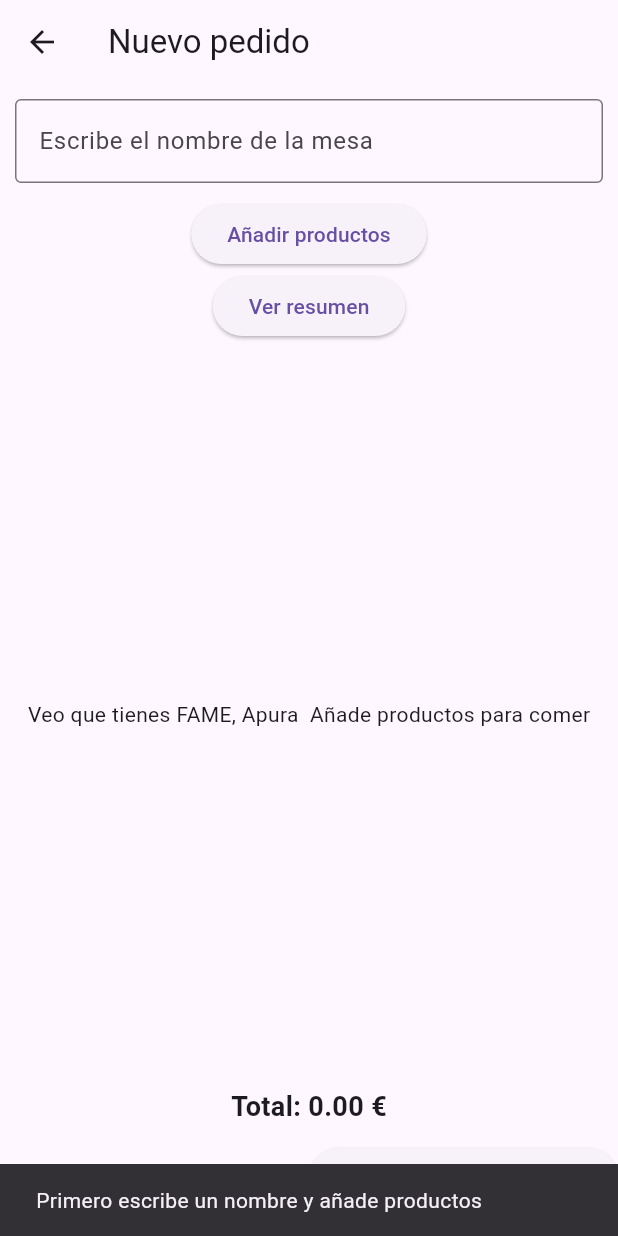
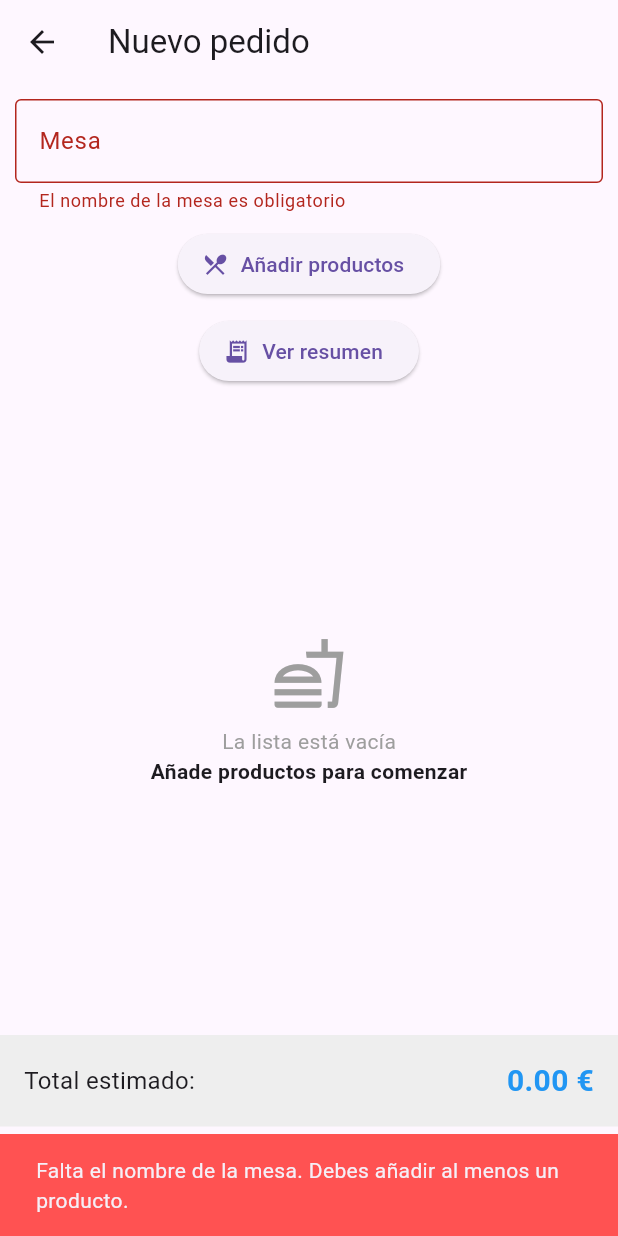
Before and after one commit to Ricardo-alpk/BardePaco_RicardoRamirez, a Flutter app: the CrearPedidoPagina screen opened directly, after a tap on "Ver resumen", on a phone screen of 412 x 824 dp. Run offline on Flutter 3.47's test engine with Material 3 defaults, Android fonts, the phone set to English and light mode, and no system bars.

Commit message:
Comente el codigo

```diff
--- a/lib/views/crear_pedido_pagina.dart
+++ b/lib/views/crear_pedido_pagina.dart
@@ -5,8 +5,7 @@ import 'seleccionar_productos_pagina.dart';
 
 /// Pantalla de formulario para iniciar un nuevo pedido.
 ///
-/// Permite al usuario introducir el nombre de la mesa y navegar a
-/// [SeleccionarProductosPagina] para añadir items.
+/// Incluye validaciones visuales, tooltips de ayuda y feedback mediante Snackbars.
 class CrearPedidoPagina extends StatefulWidget {
   const CrearPedidoPagina({super.key});
 
@@ -17,9 +16,11 @@ class CrearPedidoPagina extends StatefulWidget {
 }
 
 class _CrearPedidoPaginaState extends State<CrearPedidoPagina> {
-  /// ViewModel que mantiene el estado temporal del pedido en construcción.
   final CrearPedidoVm vm = CrearPedidoVm();
   final TextEditingController controlador = TextEditingController();
+
+  // Variable para controlar cuándo mostrar el error rojo en el input
+  bool _intentoGuardar = false;
 
   @override
   void dispose() {
@@ -27,7 +28,6 @@ class _CrearPedidoPaginaState extends State<CrearPedidoPagina> {
     super.dispose();
   }
 
-  /// Navega a la pantalla de selección de productos pasando los items actuales.
   Future<void> irASeleccionar() async {
     final resultado = await Navigator.push(
       context,
@@ -40,25 +40,33 @@ class _CrearPedidoPaginaState extends State<CrearPedidoPagina> {
       ),
     );
 
-    if (!mounted) {
-      return;
-    }
+    if (!mounted) return;
 
     if (resultado != null) {
       setState(() {
         vm.actualizarItems(resultado as List<ItemPedido>);
       });
+
+      // Feedback visual (Snackbar) al volver de seleccionar productos
+      if ((resultado as List).isNotEmpty) {
+        ScaffoldMessenger.of(context).showSnackBar(
+          SnackBar(
+            content: Text("Se han actualizado ${resultado.length} productos"),
+            duration: const Duration(seconds: 2),
+          ),
+        );
+      }
     }
   }
 
-  /// Navega a la pantalla de resumen solo si el pedido es válido.
   Future<void> verResumen() async {
+    // Activamos la validación visual
+    setState(() {
+      _intentoGuardar = true;
+    });
+
     if (!vm.puedeGuardar) {
-      ScaffoldMessenger.of(context).showSnackBar(
-        const SnackBar(
-          content: Text("Primero escribe un nombre y añade productos"),
-        ),
-      );
+      mostrarErrorValidacion();
       return;
     }
 
@@ -69,18 +77,42 @@ class _CrearPedidoPaginaState extends State<CrearPedidoPagina> {
     );
   }
 
-  /// Finaliza la creación del pedido y retorna el objeto [Pedido] a la pantalla anterior.
   void guardar() {
+    setState(() {
+      _intentoGuardar = true;
+    });
+
     if (!vm.puedeGuardar) {
-      ScaffoldMessenger.of(context).showSnackBar(
-        const SnackBar(
-          content: Text("Adónde vas, añade productos antes"),
-        ),
-      );
+      mostrarErrorValidacion();
       return;
     }
 
+    // Feedback de éxito antes de salir
+    ScaffoldMessenger.of(context).showSnackBar(
+      const SnackBar(
+        content: Text("Pedido guardado correctamente"),
+        backgroundColor: Colors.green, // Color verde para éxito
+      ),
+    );
+
     Navigator.pop(context, vm.construirPedido());
+  }
+
+  void mostrarErrorValidacion() {
+    String mensaje = "";
+    if (!vm.mesaEsOk) {
+      mensaje = "Falta el nombre de la mesa. ";
+    }
+    if (!vm.hayProductos) {
+      mensaje += "Debes añadir al menos un producto.";
+    }
+
+    ScaffoldMessenger.of(context).showSnackBar(
+      SnackBar(
+        content: Text(mensaje),
+        backgroundColor: Colors.redAccent, // Color rojo para error
+      ),
+    );
   }
 
   void cancelar() {
@@ -99,9 +131,15 @@ class _CrearPedidoPaginaState extends State<CrearPedidoPagina> {
             padding: const EdgeInsets.all(10),
             child: TextField(
               controller: controlador,
-              decoration: const InputDecoration(
+              // VALIDACIÓN VISUAL: Muestra errorText si se intentó guardar y está vacío
+              decoration: InputDecoration(
                 hintText: "Escribe el nombre de la mesa",
-                border: OutlineInputBorder(),
+                labelText: "Mesa",
+                border: const OutlineInputBorder(),
+                helperText: "Ej: Mesa 1, Barra, Terraza...", // Ayuda contextual
+                errorText: _intentoGuardar && !vm.mesaEsOk
+                    ? "El nombre de la mesa es obligatorio"
+                    : null,
               ),
               onChanged: (valor) {
                 setState(() {
@@ -111,26 +149,45 @@ class _CrearPedidoPaginaState extends State<CrearPedidoPagina> {
             ),
           ),
 
-          ElevatedButton(
+          // Envolvemos botones en Tooltip para accesibilidad
+          Tooltip(
+            message: "Ir a la carta para seleccionar productos",
+            child: ElevatedButton.icon(
               onPressed: () {
                 irASeleccionar();
               },
-            child: const Text("Añadir productos"),
+              icon: const Icon(Icons.restaurant_menu),
+              label: const Text("Añadir productos"),
+            ),
           ),
 
-          ElevatedButton(
+          const SizedBox(height: 10),
+
+          Tooltip(
+            message: "Ver detalle antes de guardar",
+            child: ElevatedButton.icon(
               onPressed: () {
                 verResumen();
               },
-            child: const Text("Ver resumen"),
+              icon: const Icon(Icons.receipt_long),
+              label: const Text("Ver resumen"),
+            ),
           ),
 
           Expanded(
             child: Builder(
               builder: (context) {
                 if (vm.itemsSeleccionados.isEmpty) {
-                  return const Center(
-                    child: Text("Veo que tienes FAME, Apura  Añade productos para comer"),
+                  return Center(
+                    child: Column(
+                      mainAxisAlignment: MainAxisAlignment.center,
+                      children: const [
+                        Icon(Icons.fastfood_outlined, size: 50, color: Colors.grey),
+                        SizedBox(height: 10),
+                        Text("La lista está vacía", style: TextStyle(color: Colors.grey)),
+                        Text("Añade productos para comenzar", style: TextStyle(fontWeight: FontWeight.bold)),
+                      ],
+                    ),
                   );
                 } else {
                   return ListView.builder(
@@ -138,9 +195,20 @@ class _CrearPedidoPaginaState extends State<CrearPedidoPagina> {
                     itemBuilder: (context, i) {
                       final item = vm.itemsSeleccionados[i];
                       return ListTile(
+                        leading: CircleAvatar(child: Text("${item.cantidad}")),
                         title: Text(item.producto.nombre),
-                        subtitle: Text("Cantidad: ${item.cantidad}"),
-                        trailing: Text("${item.subtotal.toStringAsFixed(2)} €"),
+                        subtitle: Text("Subtotal: ${item.subtotal.toStringAsFixed(2)} €"),
+                        trailing: IconButton(
+                           icon: const Icon(Icons.delete, color: Colors.red),
+                           tooltip: "Eliminar línea",
+                           onPressed: () {
+                             // Pequeña lógica para eliminar desde aquí si quisieras ampliar,
+                             // pero por ahora solo es visualización.
+                             ScaffoldMessenger.of(context).showSnackBar(
+                               const SnackBar(content: Text("Edita los productos en 'Añadir productos'"))
+                             );
+                           },
+                        ),
                       );
                     },
                   );
@@ -149,35 +217,57 @@ class _CrearPedidoPaginaState extends State<CrearPedidoPagina> {
             ),
           ),
 
+          Container(
+            padding: const EdgeInsets.all(16),
+            color: Colors.grey[200],
+            child: Row(
+              mainAxisAlignment: MainAxisAlignment.spaceBetween,
+              children: [
+                const Text("Total estimado:", style: TextStyle(fontSize: 16)),
                 Text(
-            "Total: ${vm.totalPrecio.toStringAsFixed(2)} €",
+                  "${vm.totalPrecio.toStringAsFixed(2)} €",
                   style: const TextStyle(
-              fontSize: 18,
+                    fontSize: 20,
                     fontWeight: FontWeight.bold,
+                    color: Colors.blue,
+                  ),
+                ),
+              ],
             ),
           ),
 
           const SizedBox(height: 10),
 
-          Row(
+          Padding(
+            padding: const EdgeInsets.symmetric(horizontal: 10),
+            child: Row(
               children: [
                 Expanded(
-                child: TextButton(
+                  child: OutlinedButton(
                     onPressed: () {
                       cancelar();
                     },
                     child: const Text("Cancelar"),
                   ),
                 ),
+                const SizedBox(width: 10),
                 Expanded(
+                  child: Tooltip(
+                    message: "Finalizar y guardar el pedido",
                     child: ElevatedButton(
+                      style: ElevatedButton.styleFrom(
+                        backgroundColor: Colors.blue,
+                        foregroundColor: Colors.white,
+                      ),
                       onPressed: () {
                         guardar();
                       },
                       child: const Text("Guardar pedido"),
                     ),
                   ),
+                ),
               ],
+            ),
           ),
 
           const SizedBox(height: 15),
--- a/lib/views/inicio_pagina.dart
+++ b/lib/views/inicio_pagina.dart
@@ -74,6 +74,7 @@ class _InicioPaginaState extends State<InicioPagina> {
         onPressed: () {
           nuevoPedido();
         },
+        tooltip: 'Crear nuevo pedido', //Tooltip
         child: const Icon(Icons.add),
       ),
     );
--- a/lib/views/seleccionar_productos_pagina.dart
+++ b/lib/views/seleccionar_productos_pagina.dart
@@ -71,6 +71,7 @@ class _SeleccionarProductosPaginaState extends State<SeleccionarProductosPagina>
                           });
                         },
                         icon: const Icon(Icons.remove),
+                        tooltip: "Disminuir cantidad", //Tooltip
                       ),
                       Text("$cantidad"),
                       IconButton(
@@ -80,6 +81,7 @@ class _SeleccionarProductosPaginaState extends State<SeleccionarProductosPagina>
                           });
                         },
                         icon: const Icon(Icons.add),
+                        tooltip: "Aumentar Cantidad", //Tooltip
                       ),
                     ],
                   ),
```
Lines whose indentation alone changed are shown as unchanged.
